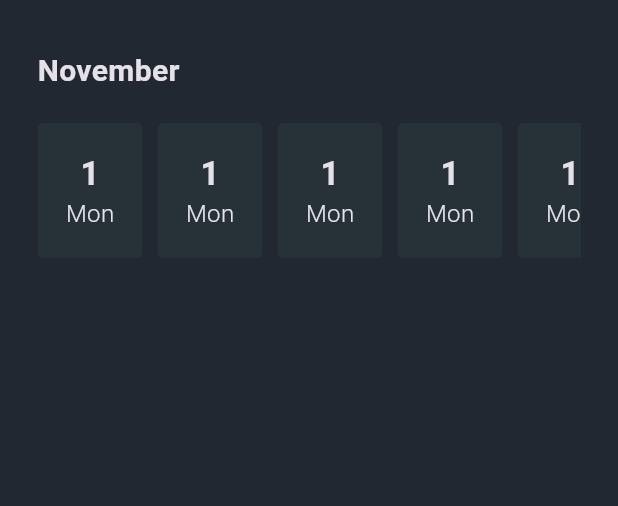
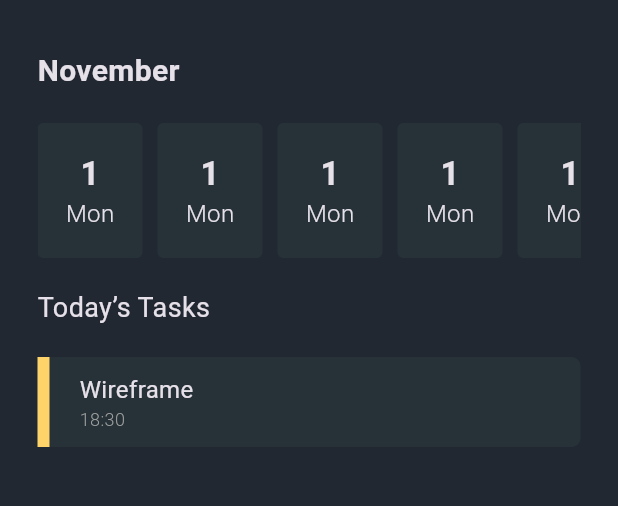
Before and after one commit to Mahmoud-Azmy/DayTask, a Flutter app: the screen it shows after launch, on a phone screen of 412 x 824 dp, the part 168-674 px from its top. Run offline on Flutter 3.47's test engine with Material 3 defaults, Android fonts, the phone set to English and light mode, and no system bars; our stand-ins replace go_router; Roboto replaces fonts that are missing (Pilat Extended).

Commit message:
create TasksListViewItem

```diff
--- a/lib/consts.dart
+++ b/lib/consts.dart
@@ -2,4 +2,5 @@ import 'package:flutter/material.dart';
 
 const kPrimaryColor = Color(0xff212832);
 const kSeconedColor = Color(0xffFED36A);
+const kThirdColor = Color(0xff263238);
 const kPilatExtended = 'Pilat Extended';
--- a/lib/core/app_router.dart
+++ b/lib/core/app_router.dart
@@ -1,6 +1,5 @@
 import 'package:day_task/features/home/presentation/views/create_new_task_view.dart';
 import 'package:day_task/features/home/presentation/views/home_view.dart';
-import 'package:day_task/features/splash/splash_view.dart';
 import 'package:go_router/go_router.dart';
 
 abstract class AppRouter {
@@ -10,7 +9,7 @@ abstract class AppRouter {
     routes: [
       GoRoute(
         path: '/',
-        builder: (context, state) => const SplashView(),
+        builder: (context, state) => const HomeView(),
       ),
       GoRoute(
         path: homeView,
--- a/lib/features/home/presentation/views/widgets/days_list_view.dart
+++ b/lib/features/home/presentation/views/widgets/days_list_view.dart
@@ -10,7 +10,7 @@ class DaysListView extends StatelessWidget {
       height: 90,
       child: ListView.separated(
         scrollDirection: Axis.horizontal,
-        itemCount: 7,
+        itemCount: 35,
         separatorBuilder: (context, index) => const SizedBox(width: 10),
         itemBuilder: (context, index) {
           return const DaysListViewItem();
--- a/lib/features/home/presentation/views/widgets/days_list_view_item.dart
+++ b/lib/features/home/presentation/views/widgets/days_list_view_item.dart
@@ -1,3 +1,4 @@
+import 'package:day_task/consts.dart';
 import 'package:day_task/core/styles.dart';
 import 'package:flutter/material.dart';
 
@@ -12,7 +13,7 @@ class DaysListViewItem extends StatelessWidget {
       height: 90,
       width: 70,
       decoration: BoxDecoration(
-        color: const Color(0xff263238),
+        color:kThirdColor,
         borderRadius: BorderRadius.circular(4),
         boxShadow: const [],
       ),
--- a/lib/features/home/presentation/views/widgets/home_view_body.dart
+++ b/lib/features/home/presentation/views/widgets/home_view_body.dart
@@ -1,6 +1,7 @@
 import 'package:day_task/core/styles.dart';
 import 'package:day_task/features/home/presentation/views/widgets/custom_appbar.dart';
 import 'package:day_task/features/home/presentation/views/widgets/days_list_view.dart';
+import 'package:day_task/features/home/presentation/views/widgets/tasks_list_view_item.dart';
 import 'package:flutter/material.dart';
 
 class HomeViewBody extends StatelessWidget {
@@ -8,26 +9,37 @@ class HomeViewBody extends StatelessWidget {
 
   @override
   Widget build(BuildContext context) {
-    return const Padding(
-      padding: EdgeInsets.symmetric(horizontal: 25),
+    return Padding(
+      padding: const EdgeInsets.symmetric(horizontal: 25),
       child: Column(
         crossAxisAlignment: CrossAxisAlignment.start,
         children: [
-          SizedBox(
+          const SizedBox(
             height: 60,
           ),
-          CustomAppbar(),
-          SizedBox(
+          const CustomAppbar(),
+          const SizedBox(
             height: 30,
           ),
-          Text(
+          const Text(
             'November',
             style: Styles.textStyle20,
           ),
-          SizedBox(
+          const SizedBox(
             height: 20,
           ),
-          DaysListView()
+          const DaysListView(),
+          const SizedBox(
+            height: 20,
+          ),
+          Text(
+            'Today’s Tasks',
+            style: Styles.textStyle18.copyWith(fontWeight: FontWeight.w400),
+          ),
+          const SizedBox(
+            height: 20,
+          ),
+          const TasksListViewItem()
         ],
       ),
     );
--- /dev/null
+++ b/lib/features/home/presentation/views/widgets/tasks_list_view_item.dart
@@ -0,0 +1,43 @@
+import 'package:day_task/consts.dart';
+import 'package:day_task/core/styles.dart';
+import 'package:flutter/material.dart';
+
+class TasksListViewItem extends StatelessWidget {
+  const TasksListViewItem({super.key});
+
+  @override
+  Widget build(BuildContext context) {
+    return Container(
+      height: 60,
+      decoration: BoxDecoration(
+        color: kThirdColor,
+        borderRadius: BorderRadius.circular(6),
+      ),
+      child: Row(
+        children: [
+          Container(
+            width: 8,
+            color: kSeconedColor,
+          ),
+          const SizedBox(width: 20),
+          Container(
+            child: Column(
+              mainAxisAlignment: MainAxisAlignment.center,
+              crossAxisAlignment: CrossAxisAlignment.start,
+              children: [
+                const Text('Wireframe',
+                    style: TextStyle(
+                      fontSize: 16,
+                      fontWeight: FontWeight.w400,
+                    )),
+                Text('18:30',
+                    style: Styles.textStyle12.copyWith(
+                        fontWeight: FontWeight.w300, color: Colors.grey)),
+              ],
+            ),
+          ),
+        ],
+      ),
+    );
+  }
+}
```
